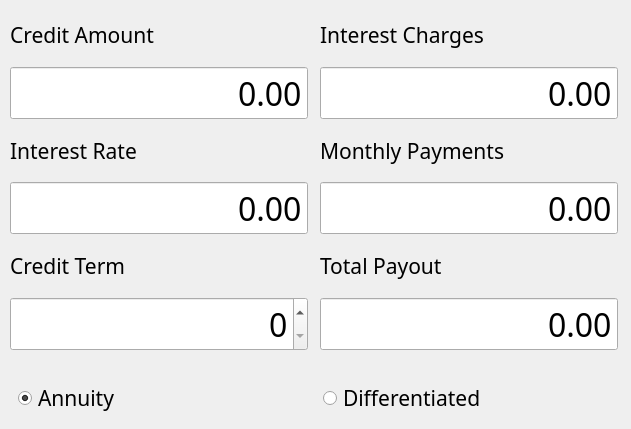
This is src/view/credit.ui in GagarinAndrei/s21_smart_calc as Qt 5 draws it before an edit. The edited form follows.
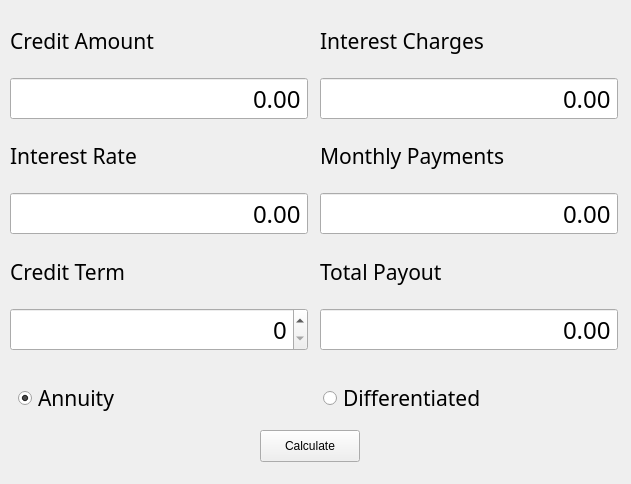
This is the edited form.

Commit message: test: credit ready

What changed in the file:
```diff
--- a/src/view/credit.ui
+++ b/src/view/credit.ui
@@ -7,7 +7,7 @@
     <x>0</x>
     <y>0</y>
     <width>631</width>
-    <height>429</height>
+    <height>484</height>
    </rect>
   </property>
   <property name="windowTitle">
@@ -85,7 +85,7 @@
       <property name="font">
        <font>
         <family>Fira Code</family>
-        <pointsize>24</pointsize>
+        <pointsize>18</pointsize>
        </font>
       </property>
       <property name="alignment">
@@ -120,7 +120,7 @@
       <property name="font">
        <font>
         <family>Fira Code</family>
-        <pointsize>24</pointsize>
+        <pointsize>18</pointsize>
        </font>
       </property>
       <property name="alignment">
@@ -152,7 +152,7 @@
       <property name="font">
        <font>
         <family>Fira Code</family>
-        <pointsize>24</pointsize>
+        <pointsize>18</pointsize>
        </font>
       </property>
       <property name="alignment">
@@ -187,10 +187,13 @@
     </item>
     <item>
      <widget class="QDoubleSpinBox" name="dSB_interest_charges">
+      <property name="enabled">
+       <bool>true</bool>
+      </property>
       <property name="font">
        <font>
         <family>Fira Code</family>
-        <pointsize>24</pointsize>
+        <pointsize>18</pointsize>
        </font>
       </property>
       <property name="alignment">
@@ -228,7 +231,7 @@
       <property name="font">
        <font>
         <family>Fira Code</family>
-        <pointsize>24</pointsize>
+        <pointsize>18</pointsize>
        </font>
       </property>
       <property name="alignment">
@@ -263,7 +266,7 @@
       <property name="font">
        <font>
         <family>Fira Code</family>
-        <pointsize>24</pointsize>
+        <pointsize>18</pointsize>
        </font>
       </property>
       <property name="alignment">
@@ -282,6 +285,31 @@
     </item>
    </layout>
   </widget>
+  <widget class="QPushButton" name="pB_calculate">
+   <property name="geometry">
+    <rect>
+     <x>260</x>
+     <y>430</y>
+     <width>100</width>
+     <height>32</height>
+    </rect>
+   </property>
+   <property name="minimumSize">
+    <size>
+     <width>100</width>
+     <height>0</height>
+    </size>
+   </property>
+   <property name="maximumSize">
+    <size>
+     <width>0</width>
+     <height>16777215</height>
+    </size>
+   </property>
+   <property name="text">
+    <string>Calculate</string>
+   </property>
+  </widget>
  </widget>
  <resources/>
  <connections/>
```
The commit also changes 17 other files.
